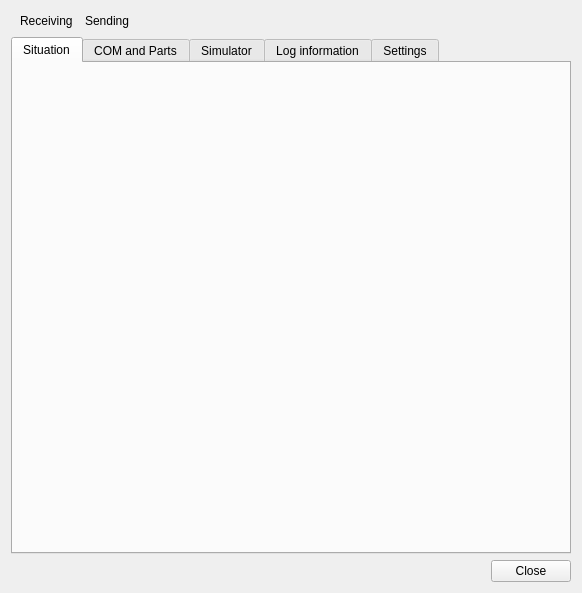
Before: the Qt Designer form src/plugins/simulator/emulated/simulatoremulatedmonitordialog.ui in swift-project/pilotclient, drawn with Qt 5.
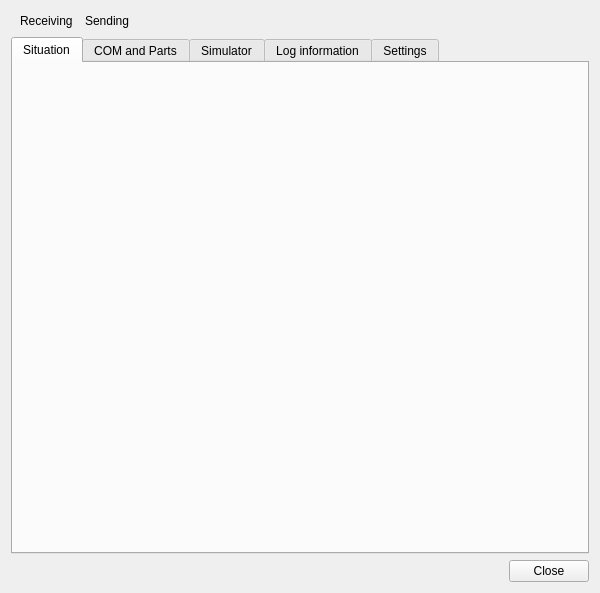
After: the same form once the commit is applied. Custom widgets are drawn as their Qt base class.

Patch:
```diff
--- a/src/plugins/simulator/emulated/simulatoremulatedmonitordialog.ui
+++ b/src/plugins/simulator/emulated/simulatoremulatedmonitordialog.ui
@@ -6,10 +6,16 @@
    <rect>
     <x>0</x>
     <y>0</y>
-    <width>582</width>
+    <width>600</width>
     <height>593</height>
    </rect>
   </property>
+  <property name="minimumSize">
+   <size>
+    <width>600</width>
+    <height>500</height>
+   </size>
+  </property>
   <property name="windowTitle">
    <string>Emulated simulator monitor</string>
   </property>
@@ -81,7 +87,7 @@
        <property name="bottomMargin">
         <number>6</number>
        </property>
-       <item>
+       <item alignment="Qt::AlignTop">
         <widget class="BlackGui::Editors::CSituationForm" name="editor_Situation">
          <property name="minimumSize">
           <size>
@@ -91,19 +97,6 @@
          </property>
         </widget>
        </item>
-       <item>
-        <spacer name="vs_Situation">
-         <property name="orientation">
-          <enum>Qt::Vertical</enum>
-         </property>
-         <property name="sizeHint" stdset="0">
-          <size>
-           <width>20</width>
-           <height>40</height>
-          </size>
-         </property>
-        </spacer>
-       </item>
       </layout>
      </widget>
      <widget class="QWidget" name="tb_ComParts">
```
